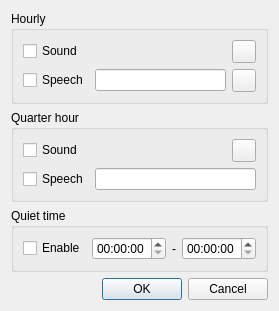
This is plugins/talking_clock/gui/settings_dialog.ui in alonewinds/DigitalClock5 as Qt 5 draws it before an edit. The edited form follows.
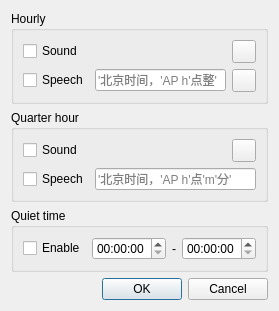
This is the edited form. Icons and pictures are not drawn.

Commit message:
feat(talking_clock): 语音报时时间段细化（凌晨/早上/上午/中午/下午/晚上）
- 新增 refined_period() 和 refine_time_period() 后处理函数

- 将「上午/下午/AM/PM」替换为 6 个精确中文时间段

- 为格式文本框添加 placeholderText 示例

- tooltip 预览同步应用时间段替换

```diff
--- a/plugins/talking_clock/gui/settings_dialog.ui
+++ b/plugins/talking_clock/gui/settings_dialog.ui
@@ -63,7 +63,11 @@
        </widget>
       </item>
       <item row="1" column="1">
-       <widget class="QLineEdit" name="hour_format_edit"/>
+       <widget class="QLineEdit" name="hour_format_edit">
+        <property name="placeholderText">
+         <string notr="true">'北京时间，'AP h'点整'</string>
+        </property>
+       </widget>
       </item>
       <item row="1" column="2">
        <widget class="QToolButton" name="voice_config_btn">
@@ -122,7 +126,11 @@
        </widget>
       </item>
       <item row="1" column="1" colspan="2">
-       <widget class="QLineEdit" name="quarter_format_edit"/>
+       <widget class="QLineEdit" name="quarter_format_edit">
+        <property name="placeholderText">
+         <string notr="true">'北京时间，'AP h'点'm'分'</string>
+        </property>
+       </widget>
       </item>
      </layout>
     </widget>
```
The commit also changes 2 other files.
